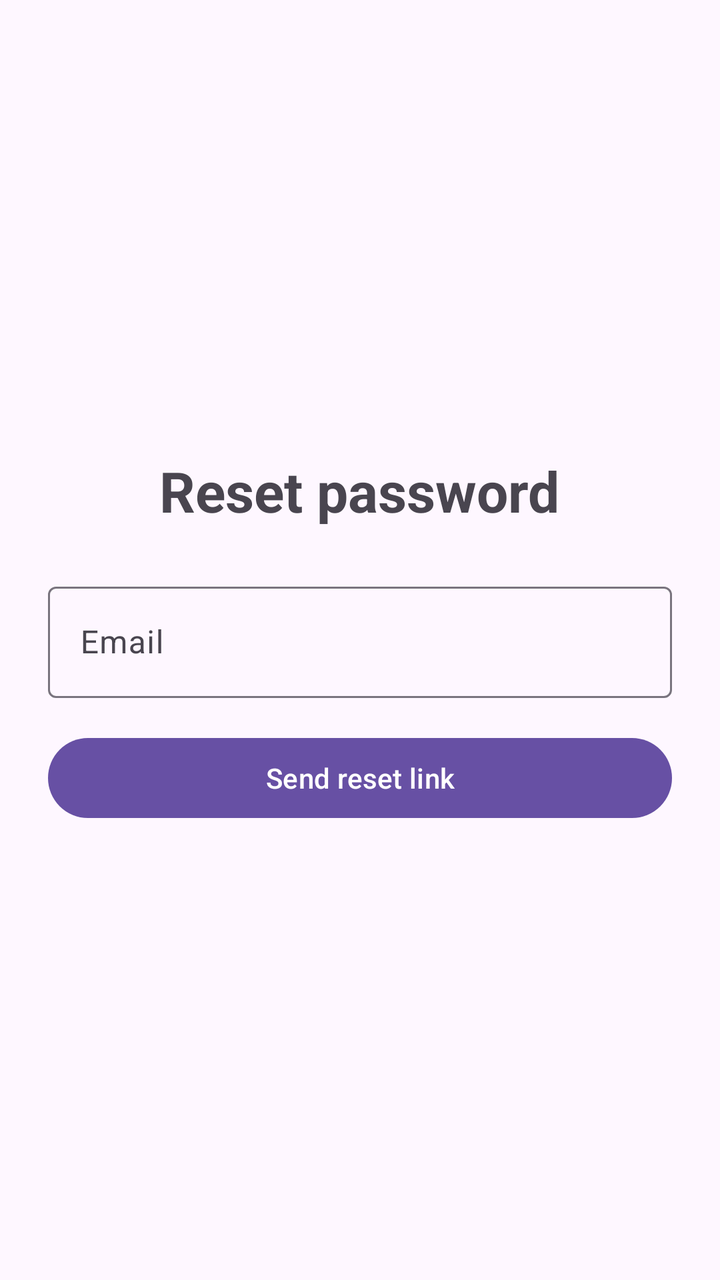
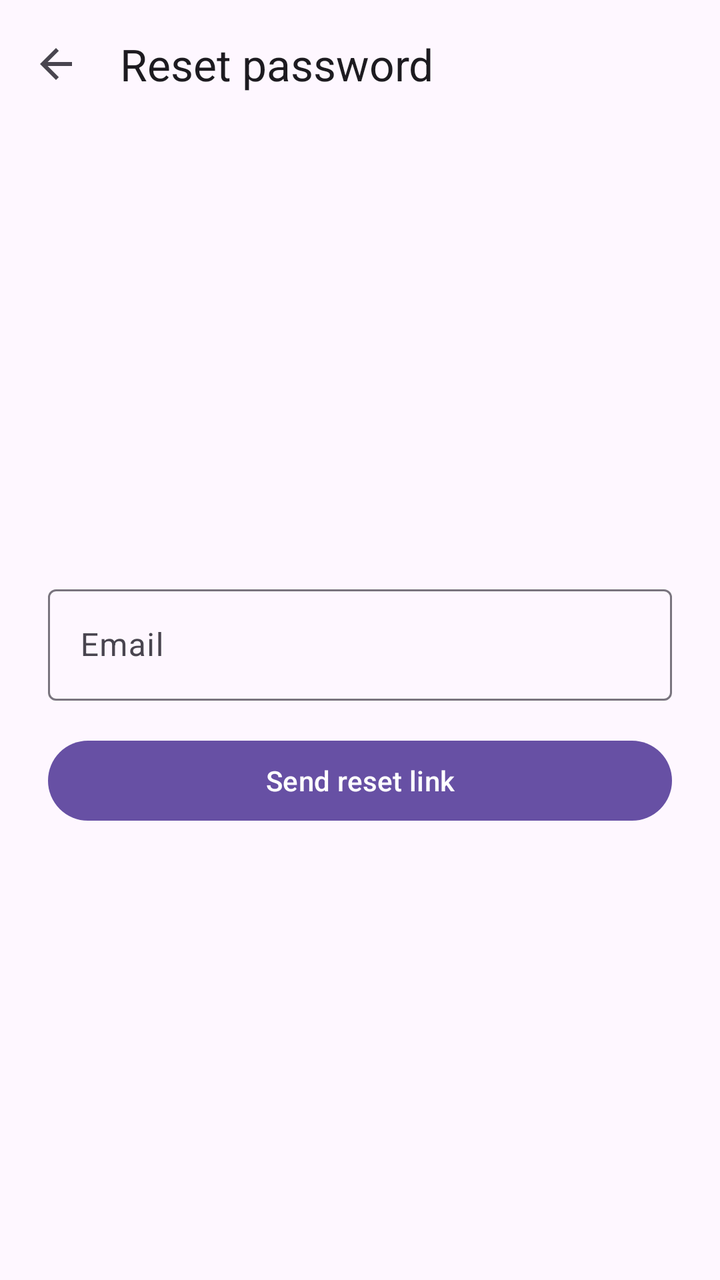

Compare the two renders of this Android layout. The source of the first and the diff that turns it into the second are given below.
<!-- AndroidManifest.xml: application theme Theme.Ticketree -->
<!-- res/layout/activity_reset_password.xml -->
<?xml version="1.0" encoding="utf-8"?>
<LinearLayout xmlns:android="http://schemas.android.com/apk/res/android"
    android:layout_width="match_parent"
    android:layout_height="match_parent"
    android:fitsSystemWindows="true"
    android:gravity="center"
    android:orientation="vertical"
    android:padding="24dp">

    <com.google.android.material.textview.MaterialTextView
        android:layout_width="wrap_content"
        android:layout_height="wrap_content"
        android:layout_marginBottom="24dp"
        android:text="Reset password"
        android:textSize="28sp"
        android:textStyle="bold" />

    <com.google.android.material.textfield.TextInputLayout
        style="@style/Widget.Material3.TextInputLayout.OutlinedBox"
        android:layout_width="match_parent"
        android:layout_height="wrap_content"
        android:hint="Email">

        <com.google.android.material.textfield.TextInputEditText
            android:id="@+id/etEmail"
            android:layout_width="match_parent"
            android:layout_height="wrap_content"
            android:inputType="textEmailAddress" />
    </com.google.android.material.textfield.TextInputLayout>

    <com.google.android.material.button.MaterialButton
        android:id="@+id/btnSend"
        android:layout_width="match_parent"
        android:layout_height="wrap_content"
        android:layout_marginTop="16dp"
        android:text="Send reset link" />
</LinearLayout>
<!-- resources referenced by this layout -->
<resources>
  <style name="Theme.Ticketree" parent="Base.Theme.Ticketree" />
  <style name="Base.Theme.Ticketree" parent="Theme.Material3.DayNight.NoActionBar">
          
          
      </style>
</resources>

<!-- the commit's change to res/layout/activity_reset_password.xml (unified diff, before → after) -->
@@ -1,19 +1,23 @@
 <?xml version="1.0" encoding="utf-8"?>
 <LinearLayout xmlns:android="http://schemas.android.com/apk/res/android"
+    xmlns:app="http://schemas.android.com/apk/res-auto"
     android:layout_width="match_parent"
     android:layout_height="match_parent"
     android:fitsSystemWindows="true"
+    android:orientation="vertical">
+    <com.google.android.material.appbar.MaterialToolbar
+        android:id="@+id/toolbar"
+        android:layout_width="match_parent"
+        android:layout_height="?attr/actionBarSize"
+        app:navigationIcon="@drawable/ic_back"
+        app:title="Reset password" />
+<LinearLayout xmlns:android="http://schemas.android.com/apk/res/android"
+    android:layout_width="match_parent"
+    android:layout_height="0dp"
+    android:layout_weight="1"
     android:gravity="center"
     android:orientation="vertical"
     android:padding="24dp">
-
-    <com.google.android.material.textview.MaterialTextView
-        android:layout_width="wrap_content"
-        android:layout_height="wrap_content"
-        android:layout_marginBottom="24dp"
-        android:text="Reset password"
-        android:textSize="28sp"
-        android:textStyle="bold" />
 
     <com.google.android.material.textfield.TextInputLayout
         style="@style/Widget.Material3.TextInputLayout.OutlinedBox"
@@ -35,3 +39,4 @@
         android:layout_marginTop="16dp"
         android:text="Send reset link" />
 </LinearLayout>
+</LinearLayout>
<!-- resource entries referenced after the edit -->
@@ -1,5 +1,16 @@
 <!-- resources referenced by this layout -->
 <resources>
+  <!-- drawable ic_back (drawable) -->
+  <vector xmlns:android="http://schemas.android.com/apk/res/android"
+      android:width="24dp"
+      android:height="24dp"
+      android:tint="?attr/colorControlNormal"
+      android:viewportWidth="24"
+      android:viewportHeight="24">
+      <path
+          android:fillColor="@android:color/white"
+          android:pathData="M20,11H7.83l5.59,-5.59L12,4l-8,8 8,8 1.41,-1.41L7.83,13H20v-2z" />
+  </vector>
   <style name="Theme.Ticketree" parent="Base.Theme.Ticketree" />
   <style name="Base.Theme.Ticketree" parent="Theme.Material3.DayNight.NoActionBar">
           
